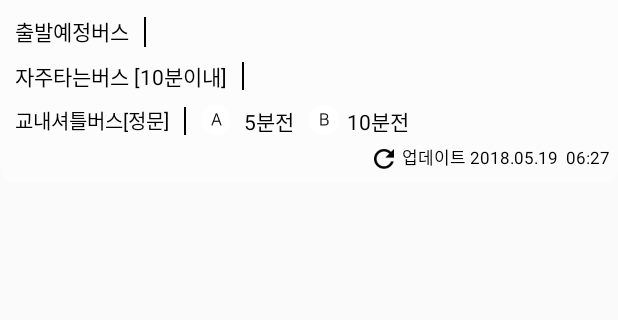
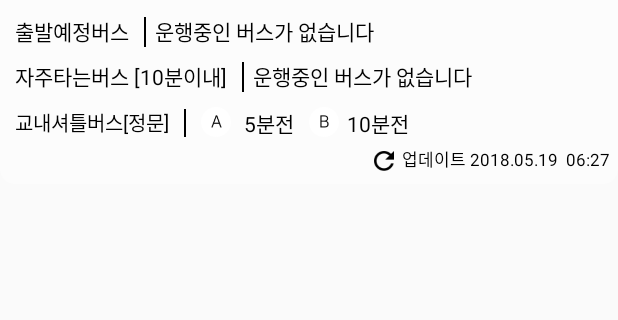
Before and after one commit to JNU-tong/JNU-tong-android, an Android app: the layout widget_main.xml on its own in the app's theme, with its tools: preview values and no code run, on a phone screen of 412 x 824 dp, the part 60-380 px from its top. Run offline under Robolectric (Android 15) with nearby library versions, the phone set to English and light mode, and no system bars.

```diff
--- a/app/src/main/AndroidManifest.xml
+++ b/app/src/main/AndroidManifest.xml
@@ -6,7 +6,7 @@
 
     <application
         android:name=".CommonData"
-        android:allowBackup="true"
+        android:allowBackup="false"
         android:icon="@mipmap/ic_app_icon"
         android:label="@string/app_name"
         android:largeHeap="true"
--- a/app/src/main/java/kr/ac/jejunu/jnu_tong/CommonData.java
+++ b/app/src/main/java/kr/ac/jejunu/jnu_tong/CommonData.java
@@ -13,7 +13,7 @@ import java.util.HashSet;
  */
 
 public class CommonData extends Application {
-    private final static String baseURL = "http://218.50.253.120:8080/";
+    private final static String baseURL = "http://106.10.46.151:8080/";
     private SharedPreferences pref;
     private HashSet<String> oftenBusSet;
 
--- a/app/src/main/res/drawable/splash_background.xml
+++ b/app/src/main/res/drawable/splash_background.xml
@@ -1,10 +1,8 @@
 <?xml version="1.0" encoding="utf-8"?>
 <layer-list xmlns:android="http://schemas.android.com/apk/res/android">
 
-    <item android:drawable="@android:color/holo_blue_bright" />
-
     <item>
-        <bitmap android:src="@drawable/splash_img" />
+        <bitmap android:src="@drawable/splash_img2" />
     </item>
 
 </layer-list>
--- a/app/src/main/res/layout/widget.xml
+++ b/app/src/main/res/layout/widget_main.xml
@@ -54,10 +54,22 @@
 
             <LinearLayout
                 android:id="@+id/normals"
-                android:layout_width="match_parent"
+                android:layout_width="wrap_content"
                 android:layout_height="20dp"
                 android:layout_marginTop="10dp"
                 android:orientation="horizontal" />
+
+            <TextView
+                android:id="@+id/txt_no_bus1"
+                android:layout_width="wrap_content"
+                android:layout_height="wrap_content"
+                android:layout_marginEnd="10dp"
+                android:layout_marginTop="10dp"
+                android:paddingEnd="6dp"
+                android:paddingStart="6dp"
+                android:text="운행중인 버스가 없습니다"
+                android:textColor="@color/black"
+                android:textSize="14sp" />
         </LinearLayout>
 
         <LinearLayout
@@ -85,18 +97,16 @@
                 android:layout_height="20dp"
                 android:orientation="horizontal" />
 
-            <!--<TextView-->
-                <!--android:id="@+id/txt_bookmark_bus1"-->
-                <!--android:layout_width="wrap_content"-->
-                <!--android:layout_height="wrap_content"-->
-                <!--android:layout_marginEnd="10dp"-->
-                <!--android:background="@drawable/round_shape_sky"-->
-                <!--android:paddingEnd="6dp"-->
-                <!--android:paddingStart="6dp"-->
-                <!--android:text="360번"-->
-                <!--android:textColor="@color/white"-->
-                <!--android:textSize="14sp"-->
-                <!--android:textStyle="bold" />-->
+            <TextView
+                android:id="@+id/txt_no_bus2"
+                android:layout_width="wrap_content"
+                android:layout_height="wrap_content"
+                android:layout_marginEnd="10dp"
+                android:paddingEnd="6dp"
+                android:paddingStart="6dp"
+                android:text="운행중인 버스가 없습니다"
+                android:textColor="@color/black"
+                android:textSize="14sp" />
 
             <!--<TextView-->
                 <!--android:id="@+id/txt_bookmark_bus2"-->
--- a/app/src/main/res/xml/widgetinfo.xml
+++ b/app/src/main/res/xml/widgetinfo.xml
@@ -1,7 +1,7 @@
 <?xml version="1.0" encoding="utf-8"?>
 <appwidget-provider xmlns:android="http://schemas.android.com/apk/res/android"
-    android:initialKeyguardLayout="@layout/widget"
-    android:initialLayout="@layout/widget"
+    android:initialKeyguardLayout="@layout/widget_main"
+    android:initialLayout="@layout/widget_main"
     android:minHeight="110dp"
     android:minWidth="250dp"
     android:updatePeriodMillis="1800000"
```
Also changed, not shown: app/src/main/java/kr/ac/jejunu/jnu_tong/AppWidget.java (+49 -47 lines), app/src/main/java/kr/ac/jejunu/jnu_tong/main/sticky_recycler/ChildItem.java (+15 -5 lines), app/src/main/java/kr/ac/jejunu/jnu_tong/main/sticky_recycler/StickyRecyclerAdapter.java (+6 -4 lines), app/src/main/res/layout/item_citybus_list.xml (+37 -18 lines), app/src/main/res/layout/widget_refresh.xml (added, +53 -0 lines), app/src/main/res/drawable/loading.png (added), app/src/main/res/drawable/splash_img2.png (added), app/src/main/res/drawable/splash_img3.png (added), 3 other files.
